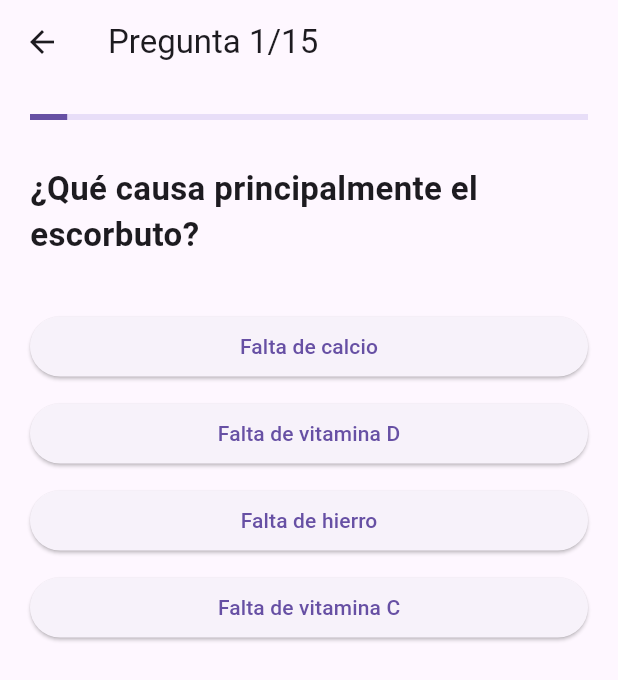
After one commit to Equipo67-gif/ProyectoMICA, a Flutter app: the Nivel6Page screen opened directly, on a phone screen of 412 x 824 dp. The commit adds this screen. Shown: the top 680 px of the screen. Run offline on Flutter 3.47's test engine with Material 3 defaults, Android fonts, the phone set to English and light mode, and no system bars.

Commit message:
Actualizar preguntas niveles 4, 5, 6

```diff
--- a/lib/screens/niveles/nivel_4.dart
+++ b/lib/screens/niveles/nivel_4.dart
@@ -149,7 +149,7 @@ class _Nivel4PageState extends State<Nivel4Page> {
     "Pandemia",
     "Brote",
   ],
-  "respuesta": "La cuarentena",
+  "respuesta": "cuarentena",
 },
 {
   "pregunta":
--- /dev/null
+++ b/lib/screens/niveles/nivel_6.dart
@@ -0,0 +1,406 @@
+import 'package:flutter/material.dart';
+
+class Nivel6Page extends StatefulWidget {
+  const Nivel6Page({super.key});
+
+  @override
+  State<Nivel6Page> createState() => _Nivel6PageState();
+}
+
+class _Nivel6PageState extends State<Nivel6Page> {
+  final List<Map<String, dynamic>> preguntas = [
+    {
+  "pregunta":
+      "¿Qué causa principalmente el escorbuto?",
+  "opciones": [
+    "Falta de calcio",
+    "Falta de vitamina D",
+    "Falta de hierro",
+    "Falta de vitamina C",
+  ],
+  "respuesta": "Falta de vitamina C",
+},
+{
+  "pregunta":
+      "¿Qué vitamina es esencial para prevenir el escorbuto?",
+  "opciones": [
+    "Vitamina C",
+    "Vitamina A",
+    "Vitamina K",
+    "Vitamina B12",
+  ],
+  "respuesta": "Vitamina C",
+},
+{
+  "pregunta":
+      "¿Qué otro nombre se le conoce a la enfermedad?",
+  "opciones": [
+    "Oxidacion cutanea",
+    "Efecto whiter",
+    "La enfermedad del naufrago",
+    "Degradado de piel",
+  ],
+  "respuesta": "La enfermedad del naufrago",
+},
+
+{
+  "pregunta":
+      "¿Cual es la causa de tener un escorbuto?",
+  "opciones": [
+    "Pasaban meses sin frutas o verduras",
+    "Bebían demasiada agua",
+    "Dormían poco",
+    "Estaban expuestos al sol",
+  ],
+  "respuesta": "Porque pasaban meses sin frutas o verduras",
+},
+{
+  "pregunta":
+      "¿Qué función importante cumple la vitamina C en el organismo?",
+  "opciones": [
+    "Ayuda a producir colágeno",
+    "Produce glóbulos rojos",
+    "Controla la temperatura corporal",
+    "Produce insulina",
+  ],
+  "respuesta": "Ayuda a producir colágeno",
+},
+{
+  "pregunta":
+      "¿Qué síntoma suele aparecer en las encías de una persona con escorbuto?",
+  "opciones": [
+    "Sangrado e inflamación",
+    "Cambio de color azul",
+    "Pérdida de sensibilidad",
+    "Aumento del tamaño de los dientes",
+  ],
+  "respuesta": "Sangrado e inflamación",
+},
+{
+  "pregunta":
+      "¿Qué puede ocurrir con los dientes en casos graves de escorbuto?",
+  "opciones": [
+    "Pueden aflojarse y caerse",
+    "Se vuelven más fuertes",
+    "Crean una capa extra de esmalte",
+    "Se vuelven transparentes",
+  ],
+  "respuesta": "Pueden aflojarse y caerse",
+},
+{
+  "pregunta":
+      "¿Cuál de estos síntomas también es común en el escorbuto?",
+  "opciones": [
+    "Fatiga y debilidad",
+    "Aumento de visión nocturna",
+    "Mayor fuerza muscular",
+    "Crecimiento acelerado",
+  ],
+  "respuesta": "Fatiga y debilidad",
+},
+{
+  "pregunta":
+      "¿Qué parte del cuerpo suele verse afectada por una mala producción de colágeno?",
+  "opciones": [
+    "Piel, encías y vasos sanguíneos",
+    "Pulmones únicamente",
+    "Hígado únicamente",
+    "Oídos únicamente",
+  ],
+  "respuesta": "Piel, encías y vasos sanguíneos",
+},
+{
+  "pregunta":
+      "¿Qué tipo de manchas pueden aparecer en la piel debido al escorbuto?",
+  "opciones": [
+    "Pequeñas manchas de sangrado",
+    "Manchas verdes",
+    "Manchas fluorescentes",
+    "Manchas permanentes negras",
+  ],
+  "respuesta": "Pequeñas manchas de sangrado",
+},
+{
+  "pregunta":
+      "Las heridas o lesiones cicatrizadas se vuelven abrir",
+  "opciones": [
+    "Verdadero",
+    "Falso",
+  ],
+  "respuesta": "Verdadero",
+},
+{
+  "pregunta":
+      "¿Cómo se trata principalmente el escorbuto?",
+  "opciones": [
+    "Consumir vitamina C",
+    "Tomar antibióticos",
+    "Aplicar vacunas",
+    "Realizar cirugía",
+  ],
+  "respuesta": "Consumir vitamina C",
+},
+{
+  "pregunta":
+      "¿Cuál de estos alimentos es rico en vitamina C?",
+  "opciones": [
+    "Papaya",
+    "Pan blanco",
+    "Carne de res",
+    "Arroz",
+  ],
+  "respuesta": "Papaya",
+},
+{
+  "pregunta":
+      "¿Qué otro alimento mas comun podria ayudar a prevenir el escorbuto?",
+  "opciones": [
+    "Limón",
+    "Mantequilla",
+    "Sal",
+    "Azúcar",
+  ],
+  "respuesta": "Limón",
+},
+
+{
+  "pregunta":
+      "¿Cuánto tiempo puede tardar una persona en desarrollar escorbuto si no consume suficiente vitamina C?",
+  "opciones": [
+    "8 años",
+    "11 semanas",
+    "1 día",
+    "3 meses",
+  ],
+  "respuesta": "3 meses",
+},
+
+
+
+  ];
+
+  int preguntaActual = 0;
+  int respuestasCorrectas = 0;
+  List<Map<String, dynamic>> resultados = [];
+
+  void responder(String opcion) {
+
+  bool esCorrecta =
+      opcion == preguntas[preguntaActual]["respuesta"];
+
+  if (esCorrecta) {
+    respuestasCorrectas++;
+  }
+
+  resultados.add({
+    "pregunta": preguntas[preguntaActual]["pregunta"],
+    "respuestaJugador": opcion,
+    "respuestaCorrecta":
+        preguntas[preguntaActual]["respuesta"],
+    "correcta": esCorrecta,
+  });
+
+  if (preguntaActual < preguntas.length - 1) {
+    setState(() {
+      preguntaActual++;
+    });
+  } else {
+    mostrarResultado();
+  }
+}
+
+  void mostrarResultado() {
+    int incorrectas =
+        preguntas.length - respuestasCorrectas;
+
+    Navigator.pushReplacement(
+      context,
+      MaterialPageRoute(
+        builder: (context) => ResultadoPage(
+          correctas: respuestasCorrectas,
+          incorrectas: incorrectas,
+          resultados: resultados,
+        ),
+      ),
+    );
+  }
+
+  @override
+  Widget build(BuildContext context) {
+    final pregunta = preguntas[preguntaActual];
+
+    return Scaffold(
+      appBar: AppBar(
+        title: Text(
+          "Pregunta ${preguntaActual + 1}/${preguntas.length}",
+        ),
+      ),
+      body: Padding(
+        padding: const EdgeInsets.all(20),
+        child: Column(
+          children: [
+            LinearProgressIndicator(
+              value:
+                  (preguntaActual + 1) /
+                  preguntas.length,
+            ),
+
+            const SizedBox(height: 30),
+
+            Text(
+              pregunta["pregunta"],
+              style: const TextStyle(
+                fontSize: 22,
+                fontWeight: FontWeight.bold,
+              ),
+            ),
+
+            const SizedBox(height: 30),
+
+            ...(pregunta["opciones"] as List<String>)
+                .map(
+                  (opcion) => Padding(
+                    padding:
+                        const EdgeInsets.symmetric(
+                          vertical: 5,
+                        ),
+                    child: SizedBox(
+                      width: double.infinity,
+                      child: ElevatedButton(
+                        onPressed: () =>
+                            responder(opcion),
+                        child: Text(opcion),
+                      ),
+                    ),
+                  ),
+                ),
+          ],
+        ),
+      ),
+    );
+  }
+}
+
+class ResultadoPage extends StatelessWidget {
+  final int correctas;
+  final int incorrectas;
+  final List<Map<String, dynamic>> resultados;
+
+  const ResultadoPage({
+    super.key,
+    required this.correctas,
+    required this.incorrectas,
+    required this.resultados,
+  });
+
+  @override
+  Widget build(BuildContext context) {
+    return Scaffold(
+      appBar: AppBar(
+        title: const Text("Resultados"),
+      ),
+      body: ListView(
+        padding: const EdgeInsets.all(20),
+        children: [
+          const Text(
+            "¡Nivel completado!",
+            textAlign: TextAlign.center,
+            style: TextStyle(
+              fontSize: 28,
+              fontWeight: FontWeight.bold,
+            ),
+          ),
+
+          const SizedBox(height: 20),
+
+          Text(
+            "✅ Correctas: $correctas",
+            style: const TextStyle(
+              fontSize: 24,
+              color: Colors.green,
+              fontWeight: FontWeight.bold,
+            ),
+          ),
+
+          const SizedBox(height: 10),
+
+          Text(
+            "❌ Incorrectas: $incorrectas",
+            style: const TextStyle(
+              fontSize: 24,
+              color: Colors.red,
+              fontWeight: FontWeight.bold,
+            ),
+          ),
+
+          const SizedBox(height: 25),
+
+          const Text(
+            "Revisión de respuestas",
+            style: TextStyle(
+              fontSize: 22,
+              fontWeight: FontWeight.bold,
+            ),
+          ),
+
+          const SizedBox(height: 15),
+
+          ...resultados.map((resultado) {
+            return Card(
+              margin: const EdgeInsets.only(bottom: 10),
+              child: Padding(
+                padding: const EdgeInsets.all(12),
+                child: Column(
+                  crossAxisAlignment:
+                      CrossAxisAlignment.start,
+                  children: [
+                    Text(
+                      resultado["pregunta"],
+                      style: const TextStyle(
+                        fontWeight: FontWeight.bold,
+                        fontSize: 16,
+                      ),
+                    ),
+
+                    const SizedBox(height: 8),
+
+                    Text(
+                      resultado["correcta"]
+                          ? "✅ Correcta"
+                          : "❌ Incorrecta",
+                      style: TextStyle(
+                        color: resultado["correcta"]
+                            ? Colors.green
+                            : Colors.red,
+                        fontWeight: FontWeight.bold,
+                      ),
+                    ),
+
+                    const SizedBox(height: 5),
+
+                    Text(
+                      "Tu respuesta: ${resultado["respuestaJugador"]}",
+                    ),
+
+                    Text(
+                      "Respuesta correcta: ${resultado["respuestaCorrecta"]}",
+                    ),
+                  ],
+                ),
+              ),
+            );
+          }),
+
+          const SizedBox(height: 20),
+
+          ElevatedButton(
+            onPressed: () {
+              Navigator.pop(context);
+            },
+            child: const Text("Volver"),
+          ),
+        ],
+      ),
+    );
+  }
+}
```
Also changed, not shown: lib/screens/niveles/nivel_5.dart (+118 -94 lines).
